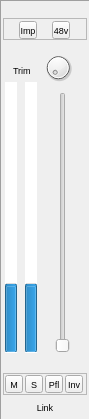
Before: the Qt Designer form src/widgets/audiochannelfeaturewidget.ui in dehnhardt/iconnconfig, drawn with Qt 5.
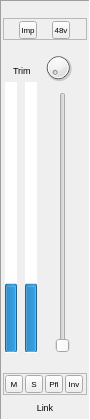
After: the same form once the commit is applied. Icons and pictures are not drawn. Custom widgets are drawn as their Qt base class.

Commit message: added tooltips to featurebuttons changed backround of enabled featurebuttons add gradient to featurebuttons

```diff
--- a/src/widgets/audiochannelfeaturewidget.ui
+++ b/src/widgets/audiochannelfeaturewidget.ui
@@ -197,7 +197,7 @@
           </property>
           <property name="font">
            <font>
-            <pointsize>7</pointsize>
+            <pointsize>6</pointsize>
            </font>
           </property>
           <property name="styleSheet">
@@ -236,7 +236,7 @@
           </property>
           <property name="font">
            <font>
-            <pointsize>7</pointsize>
+            <pointsize>6</pointsize>
            </font>
           </property>
           <property name="styleSheet">
@@ -538,7 +538,7 @@
         </property>
         <property name="font">
          <font>
-          <pointsize>7</pointsize>
+          <pointsize>6</pointsize>
          </font>
         </property>
         <property name="text">
@@ -568,7 +568,7 @@
         </property>
         <property name="font">
          <font>
-          <pointsize>7</pointsize>
+          <pointsize>6</pointsize>
          </font>
         </property>
         <property name="text">
@@ -604,7 +604,7 @@
         </property>
         <property name="font">
          <font>
-          <pointsize>7</pointsize>
+          <pointsize>6</pointsize>
          </font>
         </property>
         <property name="text">
@@ -640,7 +640,7 @@
         </property>
         <property name="font">
          <font>
-          <pointsize>7</pointsize>
+          <pointsize>6</pointsize>
          </font>
         </property>
         <property name="text">
```
Left out of the diff: 21 changed lines with no effect on the pictures. The commit also changes 2 other files.
